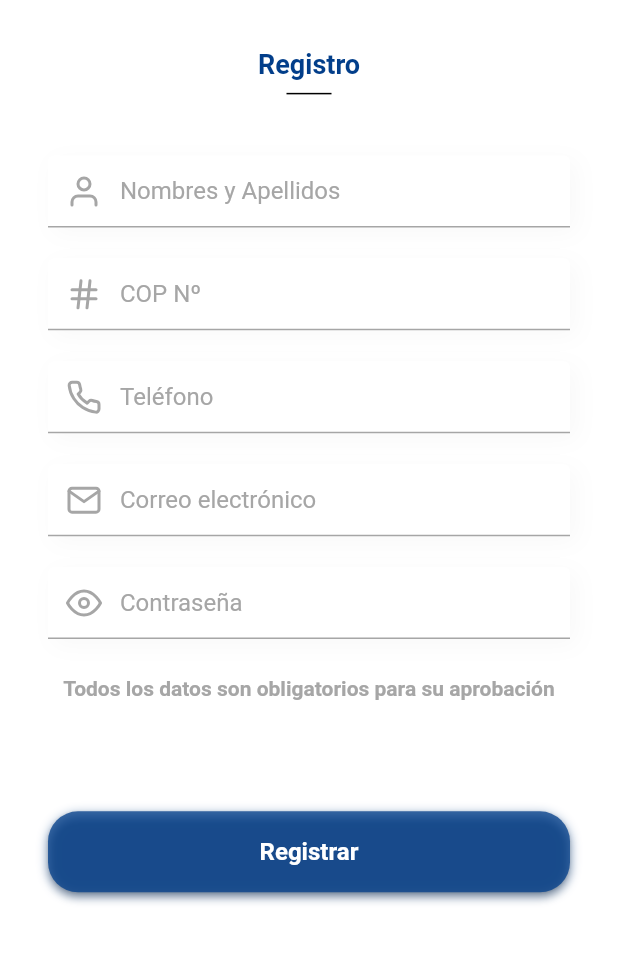
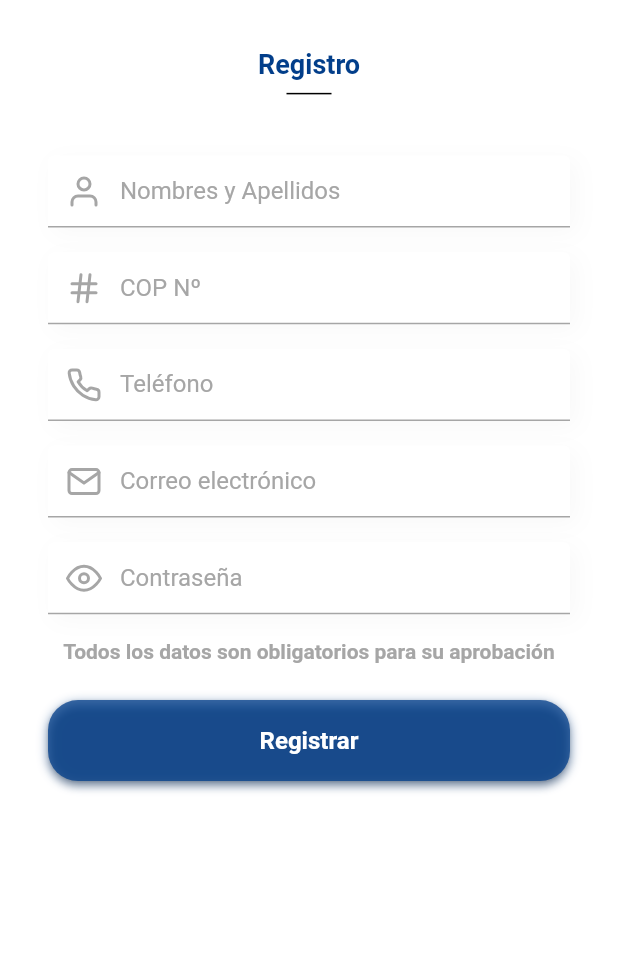
Before and after one commit to dafm10/flutter_app_rdm, a Flutter app: the RegisterDoctorPage screen opened directly, on a phone screen of 412 x 824 dp, the part 165-1128 px from its top. Run offline on Flutter 3.47's test engine with Material 2 defaults, Android fonts, the phone set to English and light mode, and no system bars; our stand-ins replace flutter_svg, lottie, shared_preferences; accounts and stored records are empty; network calls fail.

Commit message:
altura de formularios

```diff
--- a/lib/pages/doctor/register_doctor_page.dart
+++ b/lib/pages/doctor/register_doctor_page.dart
@@ -92,7 +92,7 @@ class _RegisterDoctorPageState extends State<RegisterDoctorPage> {
                             controller: _nameController,
                             isNumeric: false,
                           ),
-                          SizedBox(height: responsive.hp(2.5)),
+                          SizedBox(height: responsive.hp(2)),
                           TextFieldNormalWidget(
                             maxLines: 1,
                             hintText: "COP Nº",
@@ -101,7 +101,7 @@ class _RegisterDoctorPageState extends State<RegisterDoctorPage> {
                             isNumeric: true,
                             typeInput: TypeInputTextField.dni,
                           ),
-                          SizedBox(height: responsive.hp(2.5)),
+                          SizedBox(height: responsive.hp(2)),
                           TextFieldNormalWidget(
                             maxLines: 1,
                             hintText: "Teléfono",
@@ -110,7 +110,7 @@ class _RegisterDoctorPageState extends State<RegisterDoctorPage> {
                             isNumeric: true,
                             typeInput: TypeInputTextField.phone,
                           ),
-                          SizedBox(height: responsive.hp(2.5)),
+                          SizedBox(height: responsive.hp(2)),
                           TextFieldNormalWidget(
                             maxLines: 1,
                             hintText: "Correo electrónico",
@@ -118,12 +118,12 @@ class _RegisterDoctorPageState extends State<RegisterDoctorPage> {
                             controller: _emailController,
                             isNumeric: false,
                           ),
-                          SizedBox(height: responsive.hp(2.5)),
+                          SizedBox(height: responsive.hp(2)),
                           TextFieldPasswordWidget(
                             validator: true,
                             controller: _passwordController,
                           ),
-                          SizedBox(height: responsive.hp(3)),
+                          SizedBox(height: responsive.hp(2)),
                           const Text(
                             "Todos los datos son obligatorios para su aprobación",
                             style: TextStyle(
@@ -131,7 +131,7 @@ class _RegisterDoctorPageState extends State<RegisterDoctorPage> {
                               fontWeight: FontWeight.bold,
                             ),
                           ),
-                          SizedBox(height: responsive.hp(9)),
+                          SizedBox(height: responsive.hp(3)),
                           ElevatedButtonWidget(
                             title: "Registrar",
                             onFunction: () {
```
Also changed, not shown: lib/pages/doctor/info_doctor_page.dart (+8 -6 lines).
